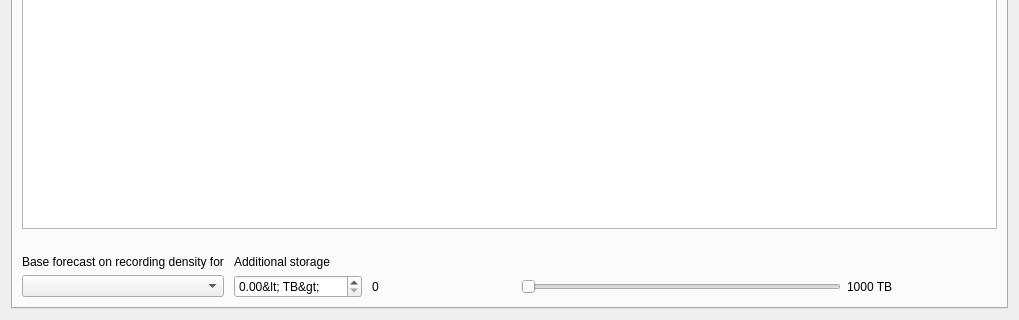
The window that vms/client/nx_vms_client_desktop/src/ui/widgets/properties/storage_analytics_widget.ui (networkoptix/nx_open) describes before a commit, drawn with Qt 5; both pictures show x 0 to 1019 and y 301 to 621 of the 1019 by 621 pixel window.
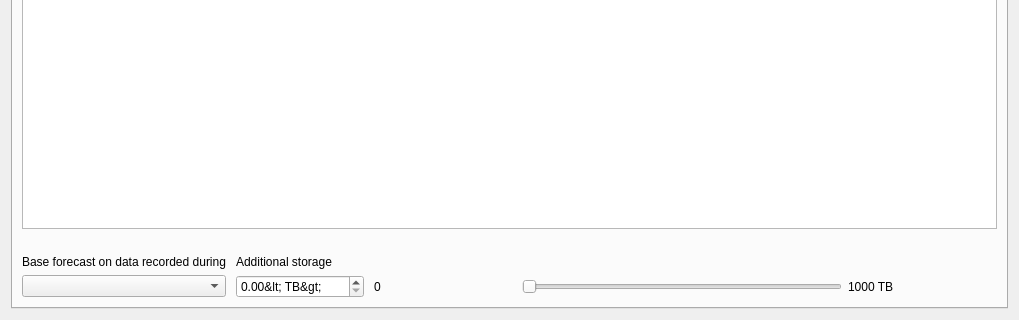
The same window after the commit. Custom widgets are drawn as their Qt base class.

Commit message:
VMS-12812: Changed wordings in Storage Analytics page
<==== Mercurial data ====>
Branch: vms_4.0_gui

Diff of the .ui file:
```diff
--- a/vms/client/nx_vms_client_desktop/src/ui/widgets/properties/storage_analytics_widget.ui
+++ b/vms/client/nx_vms_client_desktop/src/ui/widgets/properties/storage_analytics_widget.ui
@@ -184,7 +184,7 @@
                 <item row="0" column="0">
                  <widget class="QLabel" name="label_3">
                   <property name="text">
-                   <string>Base forecast on recording density for</string>
+                   <string>Base forecast on data recorded during</string>
                   </property>
                  </widget>
                 </item>
```
The commit also changes 1 other file.
